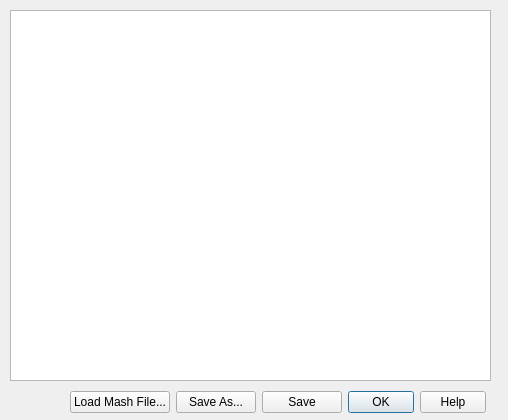
Qt form dialogeditmashscheme.ui (Emile666/Ebrew_Qt) before a commit.
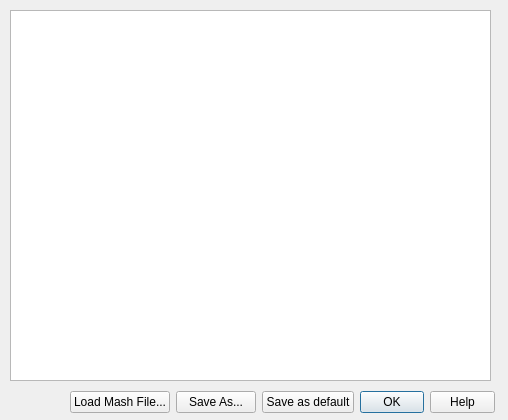
The same form after that commit.

What changed in the file:
```diff
--- a/dialogeditmashscheme.ui
+++ b/dialogeditmashscheme.ui
@@ -36,7 +36,7 @@
     <rect>
      <x>70</x>
      <y>390</y>
-     <width>416</width>
+     <width>425</width>
      <height>25</height>
     </rect>
    </property>
@@ -67,7 +67,7 @@
        <string>&lt;html&gt;&lt;head/&gt;&lt;body&gt;&lt;p&gt;Save the Mash Scheme into maisch.sch. It also sets the values for this brew-session, so there's no need to load maisch.sch again&lt;/p&gt;&lt;/body&gt;&lt;/html&gt;</string>
       </property>
       <property name="text">
-       <string>Save</string>
+       <string>Save as default</string>
       </property>
      </widget>
     </item>
```
Left out of the diff: 9 changed lines with no effect on the pictures.
